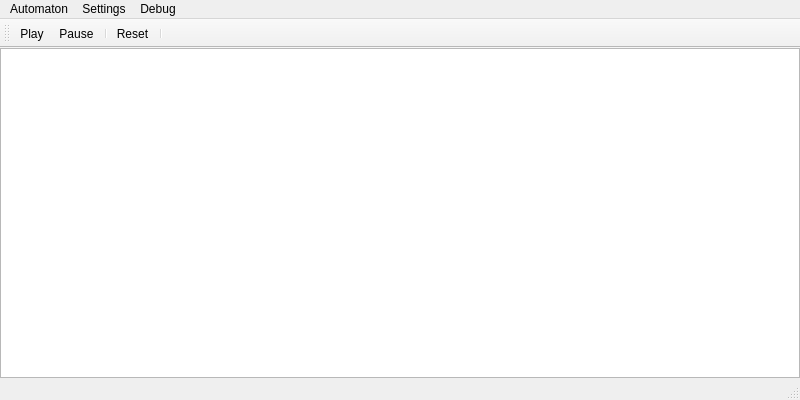
Qt form src/mainwindow.ui (ryandancy/cellular-automata) before a commit.
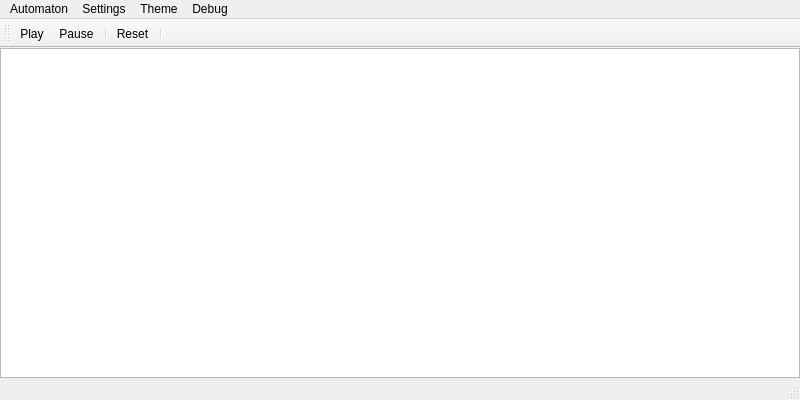
The same form after that commit.

```diff
--- a/src/mainwindow.ui
+++ b/src/mainwindow.ui
@@ -93,8 +93,19 @@
         </property>
         <addaction name="actionChangeRules"/>
       </widget>
+      <widget class="QMenu" name="menuTheme">
+        <property name="title">
+          <string>Theme</string>
+        </property>
+        <addaction name="actionThemeLight"/>
+        <addaction name="actionThemeDark"/>
+        <addaction name="actionThemeHacker"/>
+        <addaction name="actionThemeCanadian"/>
+        <addaction name="actionThemeViolet"/>
+      </widget>
       <addaction name="menuAutomaton"/>
       <addaction name="menuSettings"/>
+      <addaction name="menuTheme"/>
       <addaction name="menuDebug"/>
     </widget>
     <widget class="QStatusBar" name="statusBar"/>
```
Left out of the diff: 58 changed lines with no effect on the pictures.
